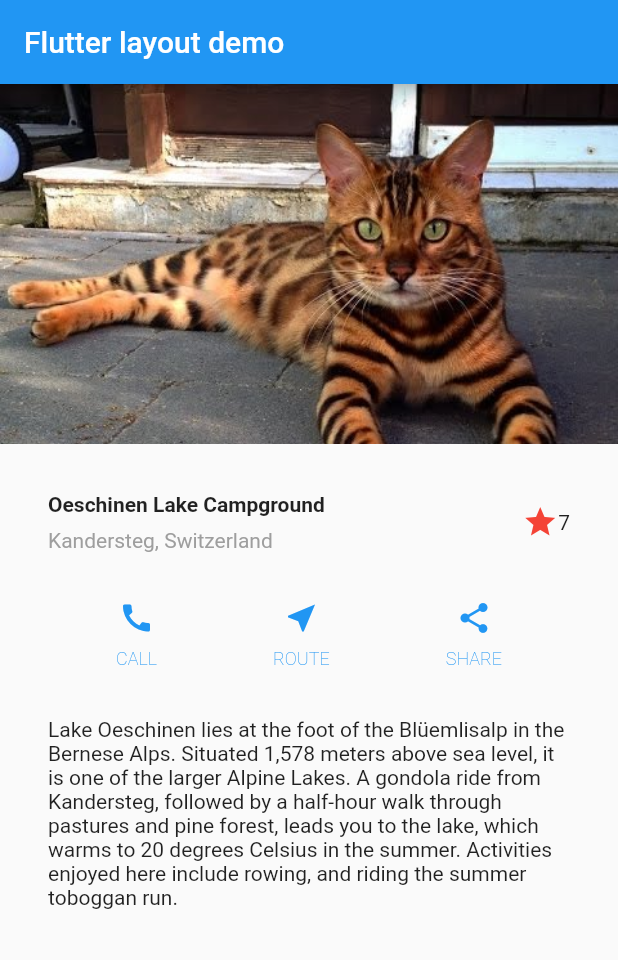
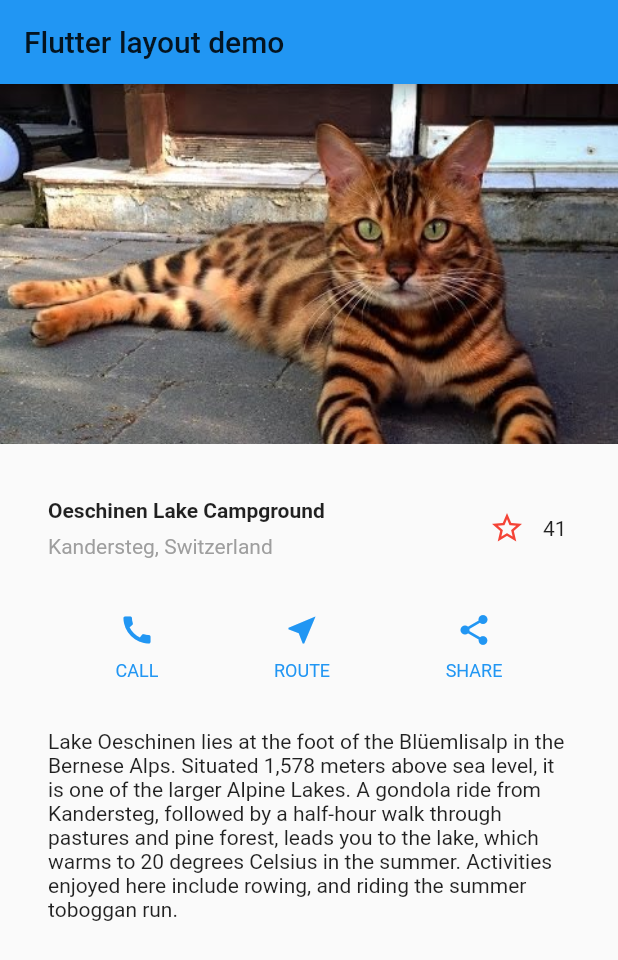
Before and after one commit to Faisallm/flutter-layout, a Flutter app: the screen it shows after launch, on a phone screen of 412 x 824 dp. Shown: the top 960 px of the screen. Run offline on Flutter 3.47's test engine with Material 2 defaults, Android fonts, the phone set to English and light mode, and no system bars.

Commit message:
StatefulWidgets!!

```diff
--- a/lib/main.dart
+++ b/lib/main.dart
@@ -4,39 +4,87 @@ void main() {
   runApp(MyApp());
 }
 
-class MyApp extends StatelessWidget {
 
+class FavoriteWidget extends StatefulWidget{
+
+  @override
+  _FavoriteWidgetState  createState() => _FavoriteWidgetState();
+}
+
+class _FavoriteWidgetState extends State<FavoriteWidget> {
+  bool _isFavorited = false;
+  int favoriteCount = 41;
+
+  @override
+  Widget build(BuildContext context) {
+    return Row(
+      mainAxisSize: MainAxisSize.min,
+      children: <Widget> [
+        Container(
+          padding: const EdgeInsets.all(0),
+          child: IconButton(
+            icon: (_isFavorited ? Icon(Icons.star): Icon(Icons.star_border)),
+            color: Colors.red[500],
+            onPressed: _toggleFavorite,
+          ),
+        ),
+        SizedBox(
+          width: 18,
+          child: Container(
+            child: Text('$favoriteCount'),
+          ),
+        ),
+
+      ],
+    );
+
+
+  }
+
+  void _toggleFavorite(){
+    setState(() {
+     if(_isFavorited){
+       _isFavorited = false;
+       favoriteCount -= 1;
+
+     }
+     else {
+       _isFavorited = true;
+       favoriteCount += 1;
+     }
+    });
+  }
+}
+
+
+class MyApp extends StatelessWidget{
   Widget titleSection = Container(
-    padding: EdgeInsets.all(32.0),
+    padding: const EdgeInsets.all(32),
     child: Row(
       children: <Widget> [
         Expanded(
           child: Column(
             crossAxisAlignment: CrossAxisAlignment.start,
             children: <Widget> [
-              Padding(
-                padding: EdgeInsets.only(bottom: 8.0),
-                child: Text('Oeschinen Lake Campground',
-                style: TextStyle(
-                  fontWeight: FontWeight.bold,
-                )),
+              Container(
+                padding: const EdgeInsets.only(bottom: 8.0),
+                child: Text("Oeschinen Lake Campground",
+                style: TextStyle(fontWeight: FontWeight.bold)),
               ),
-              Text('Kandersteg, Switzerland',
+              Text("Kandersteg, Switzerland",
               style: TextStyle(
                 color: Colors.grey[500],
-              )),
+              ))
             ],
           ),
         ),
-        Icon(Icons.star,
-        color: Colors.red),
-        Text('7'),
+        FavoriteWidget(),
       ],
     ),
   );
 
-  Widget testSection = Container(
-    padding: const EdgeInsets.all(32.0),
+  Widget textSection = Container(
+    padding: const EdgeInsets.all(32),
     child: Text(
       'Lake Oeschinen lies at the foot of the Blüemlisalp in the Bernese '
         'Alps. Situated 1,578 meters above sea level, it is one of the '
@@ -45,30 +93,34 @@ class MyApp extends StatelessWidget {
         'lake, which warms to 20 degrees Celsius in the summer. Activities '
         'enjoyed here include rowing, and riding the summer toboggan run.',
     softWrap: true,
-    )
+    ),
   );
 
   @override
   Widget build(BuildContext context) {
     Color color = Theme.of(context).primaryColor;
+
     Widget buttonSection = Container(
       child: Row(
         mainAxisAlignment: MainAxisAlignment.spaceEvenly,
-        children: <Widget> [
-          _buildButtonColumn(color, Icons.call, "CALL"),
-          _buildButtonColumn(color, Icons.near_me, "ROUTE"),
-          _buildButtonColumn(color, Icons.share, "SHARE"),
+        children: <Widget>[
+          _buildButtonSection(color, Icons.call, "CALL"),
+          _buildButtonSection(color, Icons.near_me, "ROUTE"),
+          _buildButtonSection(color, Icons.share, "SHARE"),
         ],
       ),
     );
     return MaterialApp(
-      title: "Flutter layout demo",
+        title: "Flutter demo",
+        theme: ThemeData(
+          primaryColorBrightness: Brightness.light
+          ),
         home: Scaffold(
           appBar: AppBar(
             title: Text("Flutter layout demo"),
           ),
           body: ListView(
-          children: <Widget> [
+            children: <Widget>[
               Image.asset(
                 'images/cat2.jpg',
                 width: 600,
@@ -77,28 +129,27 @@ class MyApp extends StatelessWidget {
               ),
               titleSection,
               buttonSection,
-            testSection,
+              textSection,
             ],
-        ),
+          )
         ),
     );
   }
 
-
-  Column _buildButtonColumn(Color color, IconData icon, String label) {
+  Column _buildButtonSection(Color color, IconData icon, String label) {
     return Column(
+      mainAxisAlignment: MainAxisAlignment.center,
       mainAxisSize: MainAxisSize.min,
-      mainAxisAlignment: MainAxisAlignment.center,
-      children : <Widget> [
+      children: <Widget> [
         Icon(icon,
         color:color),
         Container(
-          margin: const EdgeInsets.only(top:8.0),
-          child: Text(label,
-          style:TextStyle(
+          margin: const EdgeInsets.only(top: 8),
+          child:Text(label,
+          style: TextStyle(
             color:color,
             fontSize: 12,
-            fontWeight: FontWeight.w200,
+            fontWeight: FontWeight.w400,
           ))
         ),
       ],
```
Lines whose indentation alone changed are shown as unchanged.
